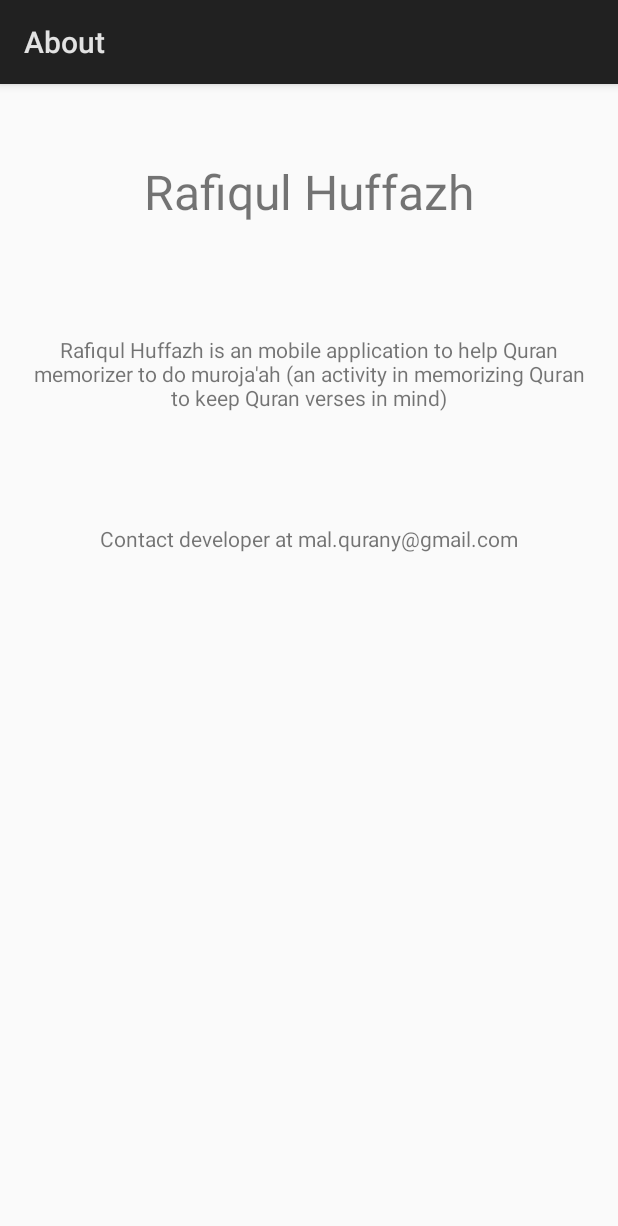
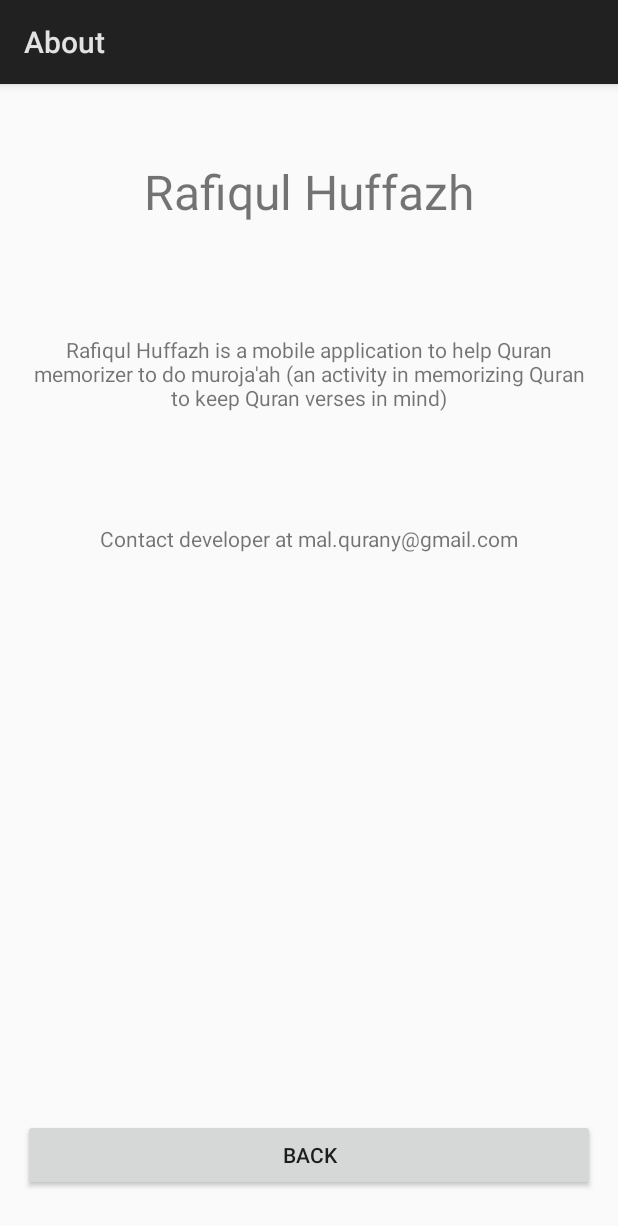
Before and after one commit to quranyamal/rafiqul-huffazh, an Android app: the AboutActivity screen opened directly, with no data from a screen before it, on a phone screen of 412 x 824 dp. Shown: the top 1226 px of the screen. Run offline under Robolectric (Android 15) with nearby library versions, the phone set to English and light mode, and no system bars; our stand-ins replace data binding.

Commit message:
add viewmodel and navigation to AboutActivity

```diff
--- /dev/null
+++ b/app/src/main/java/org/tangaya/quranasrclient/view/navigator/AboutNavigator.java
@@ -0,0 +1,6 @@
+package org.tangaya.quranasrclient.view.navigator;
+
+public interface AboutNavigator {
+
+    void backToHome();
+}
--- a/app/src/main/java/org/tangaya/quranasrclient/view/ui/AboutActivity.java
+++ b/app/src/main/java/org/tangaya/quranasrclient/view/ui/AboutActivity.java
@@ -1,17 +1,29 @@
 package org.tangaya.quranasrclient.view.ui;
 
 import android.app.Activity;
+import android.databinding.DataBindingUtil;
 import android.support.v7.app.AppCompatActivity;
 import android.os.Bundle;
 
 import org.tangaya.quranasrclient.R;
+import org.tangaya.quranasrclient.databinding.ActivityAboutBinding;
+import org.tangaya.quranasrclient.view.navigator.AboutNavigator;
+import org.tangaya.quranasrclient.viewmodel.AboutViewModel;
 
-public class AboutActivity extends Activity {
+public class AboutActivity extends Activity implements AboutNavigator {
+
+    private AboutViewModel mViewModel;
+    private ActivityAboutBinding mBinding;
 
     @Override
     protected void onCreate(Bundle savedInstanceState) {
         super.onCreate(savedInstanceState);
-        setContentView(R.layout.activity_about);
+
+        mViewModel = new AboutViewModel();
+        mViewModel.onActivityCreated(this);
+
+        mBinding = DataBindingUtil.setContentView(this, R.layout.activity_about);
+        mBinding.setViewmodel(mViewModel);
 
         setTitle("About");
     }
@@ -21,4 +33,9 @@ public class AboutActivity extends Activity {
         super.onBackPressed();
         this.finish();
     }
+
+    @Override
+    public void backToHome() {
+        finish();
+    }
 }
--- /dev/null
+++ b/app/src/main/java/org/tangaya/quranasrclient/viewmodel/AboutViewModel.java
@@ -0,0 +1,18 @@
+package org.tangaya.quranasrclient.viewmodel;
+
+import org.tangaya.quranasrclient.view.navigator.AboutNavigator;
+
+public class AboutViewModel {
+
+    private AboutNavigator mNavigator;
+
+    public AboutViewModel() {}
+
+    public void onActivityCreated(AboutNavigator navigator) {
+        mNavigator = navigator;
+    }
+
+    public void backToHome() {
+        mNavigator.backToHome();
+    }
+}
--- a/app/src/main/res/layout/activity_about.xml
+++ b/app/src/main/res/layout/activity_about.xml
@@ -1,31 +1,52 @@
 <?xml version="1.0" encoding="utf-8"?>
-<LinearLayout xmlns:android="http://schemas.android.com/apk/res/android"
-    xmlns:app="http://schemas.android.com/apk/res-auto"
-    xmlns:tools="http://schemas.android.com/tools"
+<layout
+    xmlns:android="http://schemas.android.com/apk/res/android">
+
+    <data>
+        <variable
+            name="viewmodel"
+            type="org.tangaya.quranasrclient.viewmodel.AboutViewModel" />
+    </data>
+
+    <RelativeLayout
         android:layout_width="match_parent"
         android:layout_height="match_parent"
-    tools:context="org.tangaya.quranasrclient.view.ui.AboutActivity"
         android:orientation="vertical"
         android:paddingTop="50dp"
+        android:paddingBottom="30dp"
         android:paddingHorizontal="15dp"
         android:gravity="center_horizontal">
 
         <TextView
-        android:layout_width="wrap_content"
+            android:id="@+id/about_tite"
+            android:layout_width="match_parent"
             android:layout_height="wrap_content"
             android:text="Rafiqul Huffazh"
-        android:textSize="32dp"/>
+            android:textSize="32dp"
+            android:textAlignment="center"/>
 
         <TextView
+            android:id="@+id/about_description"
             android:layout_width="match_parent"
             android:layout_height="200dp"
             android:text="@string/about_description"
-        android:gravity="center"/>
+            android:gravity="center"
+            android:layout_below="@id/about_tite"/>
 
         <TextView
             android:layout_width="match_parent"
             android:layout_height="wrap_content"
             android:text="@string/about_contact"
-        android:textAlignment="center"/>
+            android:textAlignment="center"
+            android:layout_below="@+id/about_description"/>
 
-</LinearLayout>
+        <Button
+            android:layout_width="match_parent"
+            android:layout_height="wrap_content"
+            android:text="back"
+            android:layout_alignParentBottom="true"
+            android:onClick="@{() -> viewmodel.backToHome()}"/>
+
+    </RelativeLayout>
+
+</layout>
--- a/app/src/main/res/values/strings.xml
+++ b/app/src/main/res/values/strings.xml
@@ -2,7 +2,7 @@
     <string name="app_name">Rafiqul Huffazh</string>
     <string name="recording_true">press next button to finish verse recitation</string>
     <string name="recording_false">press record button and recite verse</string>
-    <string name="about_description">Rafiqul Huffazh is an mobile application to help Quran memorizer to do muroja\'ah (an activity in memorizing Quran to keep Quran verses in mind)</string>
+    <string name="about_description">Rafiqul Huffazh is a mobile application to help Quran memorizer to do muroja\'ah (an activity in memorizing Quran to keep Quran verses in mind)</string>
     <string name="about_contact">Contact developer at mal.qurany@gmail.com</string>
 
     <string name="CURRENT_CHAPTER_NUM">chapternum</string>
```
Lines whose indentation alone changed are shown as unchanged.
